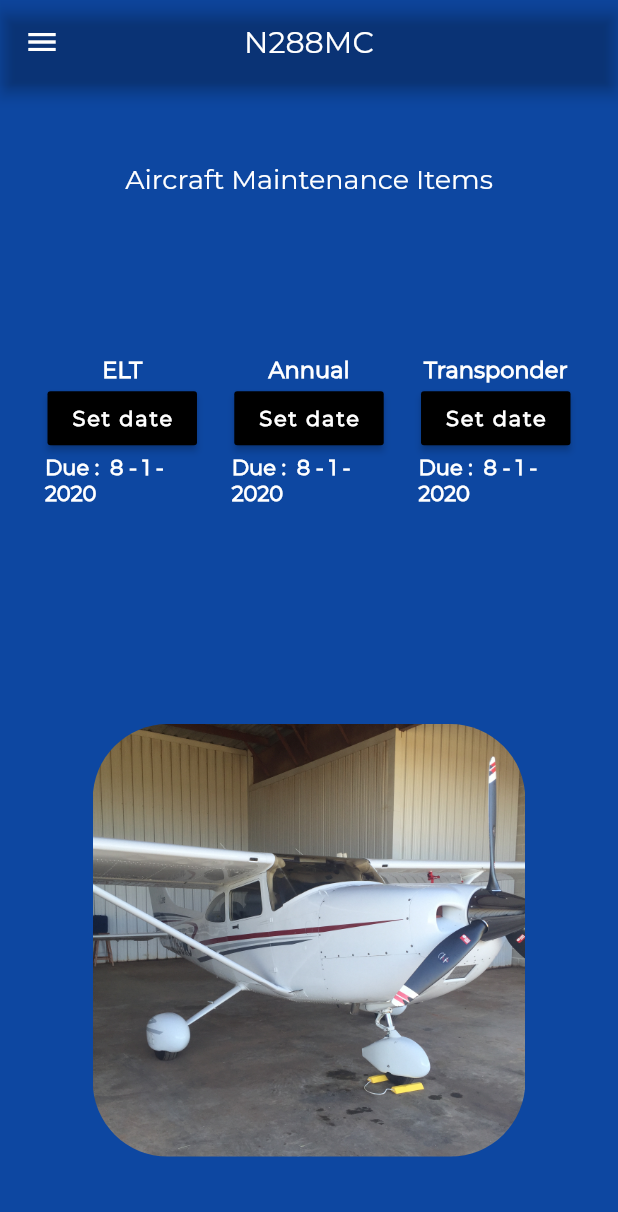
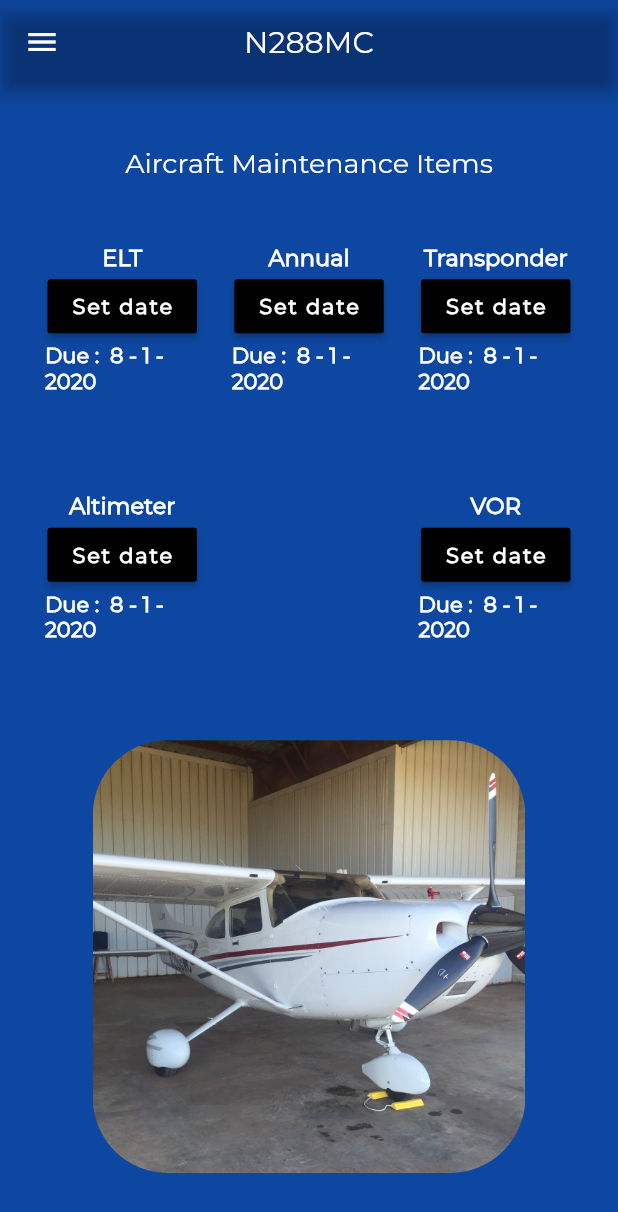
Before and after one commit to hadaes/aircraftMaintenance, a Flutter app: the screen it shows after launch, on a phone screen of 412 x 824 dp. Shown: the top 1212 px of the screen. Run offline on Flutter 3.47's test engine with Material 2 defaults, Android fonts, the phone set to English and light mode, and no system bars; project files that could hold a hidden picture were left out.

Commit message:
Added item_tracker widgets and changed spacing

```diff
--- a/lib/home.dart
+++ b/lib/home.dart
@@ -21,7 +21,7 @@ class Home extends StatelessWidget {
       body: Padding(
         padding: EdgeInsets.fromLTRB(30, 0, 30, 0),
         child: Column(
-          mainAxisAlignment: MainAxisAlignment.spaceAround,
+          mainAxisAlignment: MainAxisAlignment.spaceEvenly,
           children: <Widget>[
             Container(
               child: const Text(
@@ -41,6 +41,14 @@ class Home extends StatelessWidget {
                 ItemTracker(item: "Transponder"),
               ],
             ),
+            Row(
+              mainAxisAlignment: MainAxisAlignment.spaceBetween,
+              children: [
+                ItemTracker(item: "Altimeter"),
+                ItemTracker(item: "VOR"),
+                // ItemTracker(item: "Transponder"),
+              ],
+            ),
             Container(
               child: ClipRRect(
                 borderRadius: BorderRadius.circular(50.0),
--- a/lib/widgets/item_tracker.dart
+++ b/lib/widgets/item_tracker.dart
@@ -53,7 +53,7 @@ class _ItemTrackerState extends State<ItemTracker> {
   @override
   Widget build(BuildContext context) {
     return Container(
-      height: MediaQuery.of(context).size.height * 0.17,
+      height: MediaQuery.of(context).size.height * 0.15,
       width: MediaQuery.of(context).size.width * 0.25,
       child: Column(
         children: <Widget>[
```
